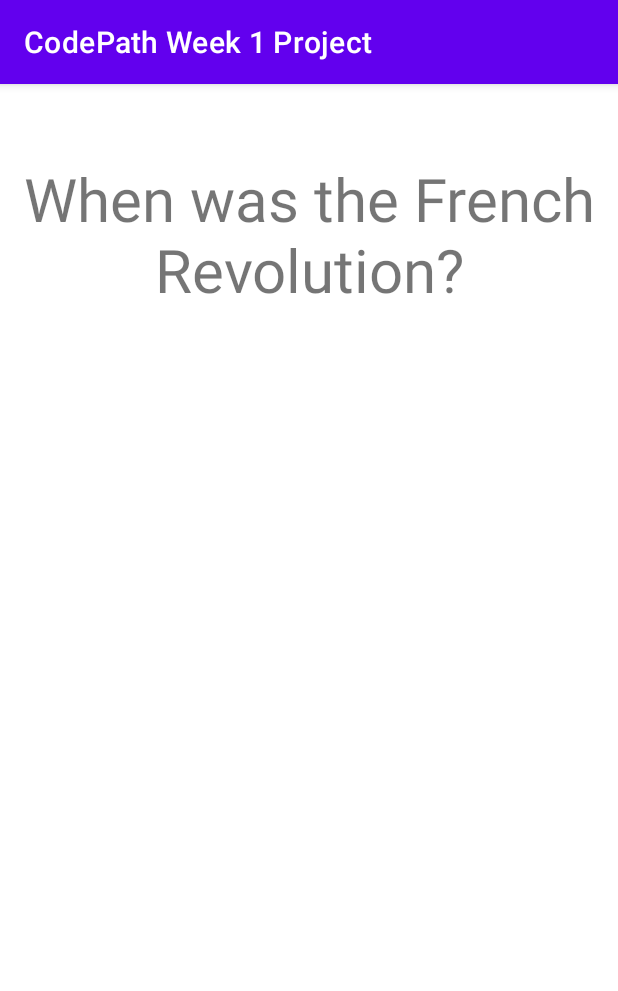
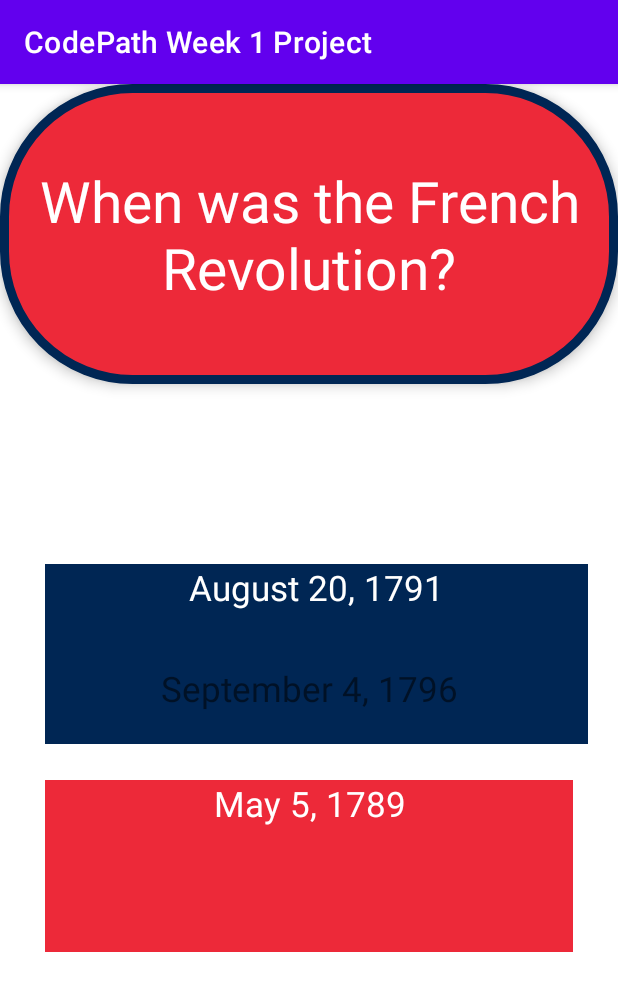
Before and after one commit to FedericoM120/CodePathWeek1, an Android app: the screen it shows after launch (MainActivity), on a phone screen of 412 x 824 dp. Shown: the top 991 px of the screen. Run offline under Robolectric (Android 15) with nearby library versions, the phone set to English and light mode, and no system bars.

Commit message:
changed background color, added answer choices and rounded edges for textViews.

```diff
--- a/app/src/main/java/com/example/codepathweek1project/MainActivity.kt
+++ b/app/src/main/java/com/example/codepathweek1project/MainActivity.kt
@@ -16,6 +16,10 @@ class MainActivity : AppCompatActivity() {
             findViewById<TextView>(R.id.flashcard_answer).visibility = View.VISIBLE;
         }
 
-        //this is a test comment
+        findViewById<TextView>(R.id.flashcard_answer).setOnClickListener {
+            findViewById<TextView>(R.id.flashcard_question).visibility = View.VISIBLE;
+            findViewById<TextView>(R.id.flashcard_answer).visibility = View.INVISIBLE;
+        }
+
     }
 }
--- /dev/null
+++ b/app/src/main/res/drawable/answer_card_background.xml
@@ -0,0 +1,11 @@
+<?xml version="1.0" encoding="utf-8"?>
+
+
+<shape xmlns:android="http://schemas.android.com/apk/res/android"
+    android:shape="rectangle">
+    <corners android:radius="85dp" />
+    <stroke
+        android:width="6dp"
+        android:color="#002654" />
+    <solid android:color="#ED2939" />
+</shape>
--- /dev/null
+++ b/app/src/main/res/drawable/card_background.xml
@@ -0,0 +1,11 @@
+<?xml version="1.0" encoding="utf-8"?>
+
+
+<shape xmlns:android="http://schemas.android.com/apk/res/android"
+    android:shape="rectangle">
+    <corners android:radius="85dp" />
+    <stroke
+        android:width="6dp"
+        android:color="#002654" />
+    <solid android:color="#ED2939" />
+</shape>
--- a/app/src/main/res/layout/activity_main.xml
+++ b/app/src/main/res/layout/activity_main.xml
@@ -14,15 +14,72 @@
         android:gravity="center"
         android:text="When was the French Revolution?"
         android:textAlignment="center"
-        android:textSize="40sp" />
+        android:textSize="38sp"
+        android:textColor="@color/white"
+        android:background="@drawable/card_background"
+        android:elevation="5dp" />
 
     <TextView
         android:id="@+id/flashcard_answer"
-        android:layout_below="@id/flashcard_question"
         android:layout_width="match_parent"
         android:layout_height="200dp"
+        android:background="@drawable/answer_card_background"
+        android:text="May 5, 1789"
         android:textAlignment="center"
-        android:text="1791?"
+        android:textColor="@color/white"
         android:textSize="40sp"
         android:visibility="invisible" />
+
+    <TextView
+        android:id="@+id/choiceOne"
+        android:layout_width="361dp"
+        android:layout_height="83dp"
+        android:layout_below="@+id/flashcard_question"
+        android:layout_alignParentStart="true"
+        android:layout_alignParentEnd="true"
+        android:layout_alignParentBottom="true"
+        android:layout_marginStart="30dp"
+        android:layout_marginTop="120dp"
+        android:layout_marginEnd="20dp"
+        android:layout_marginBottom="328dp"
+        android:background="#002654"
+        android:text="August 20, 1791"
+        android:textAlignment="center"
+        android:textColor="@color/white"
+        android:textSize="23sp" />
+
+    <TextView
+        android:id="@+id/choiceTwo"
+        android:layout_width="wrap_content"
+        android:layout_height="63dp"
+        android:layout_below="@+id/flashcard_question"
+        android:layout_alignParentStart="true"
+        android:layout_alignParentEnd="true"
+        android:layout_alignParentBottom="true"
+        android:layout_marginStart="30dp"
+        android:layout_marginTop="187dp"
+        android:layout_marginEnd="30dp"
+        android:layout_marginBottom="281dp"
+        android:text="September 4, 1796"
+        android:textAlignment="center"
+        android:textSize="23sp" />
+
+    <TextView
+        android:id="@+id/choiceThree"
+        android:layout_width="wrap_content"
+        android:layout_height="78dp"
+        android:layout_below="@+id/flashcard_question"
+        android:layout_alignParentStart="true"
+        android:layout_alignParentTop="true"
+        android:layout_alignParentEnd="true"
+        android:layout_alignParentBottom="true"
+        android:layout_marginStart="30dp"
+        android:layout_marginTop="464dp"
+        android:layout_marginEnd="30dp"
+        android:layout_marginBottom="189dp"
+        android:background="#ED2939"
+        android:text="May 5, 1789"
+        android:textAlignment="center"
+        android:textColor="@color/white"
+        android:textSize="23sp" />
 </RelativeLayout>
```
